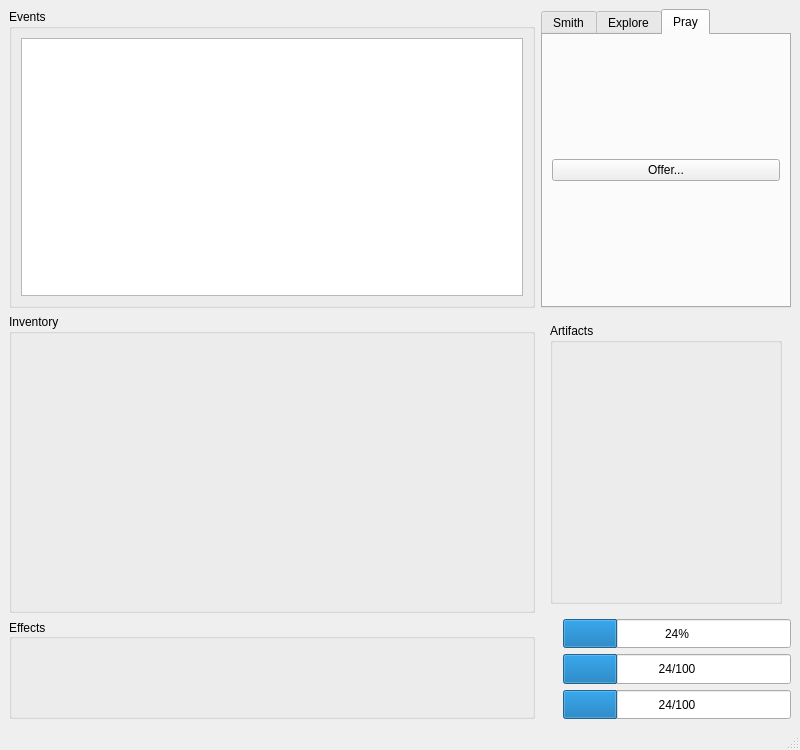
Before: the Qt Designer form assets/ui/main.ui in pierce-smith1/aor, drawn with Qt 5.
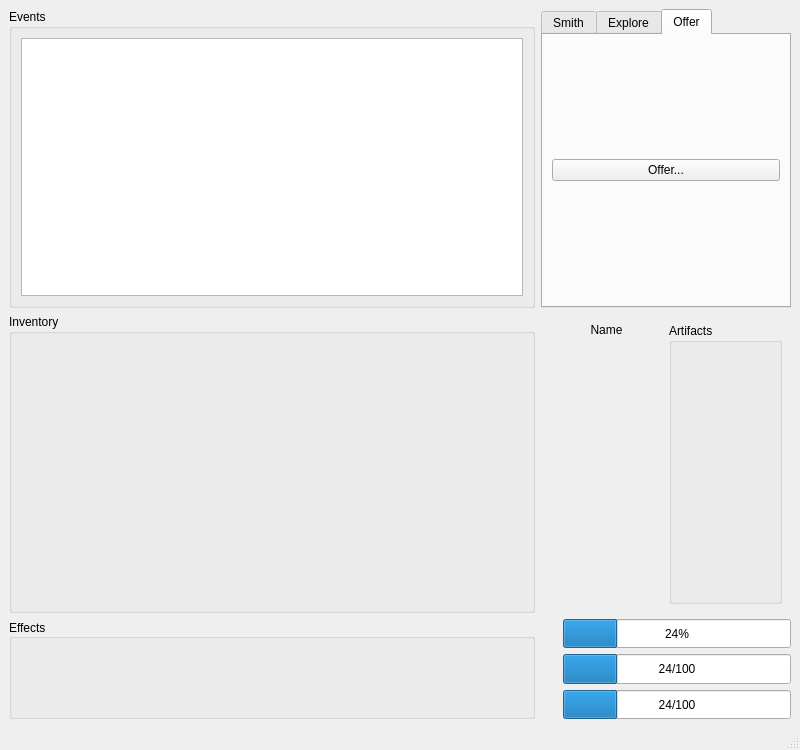
After: the same form once the commit is applied. The open tabs and pages were chosen to show the change. Icons and pictures are not drawn.

What changed in the file:
```diff
--- a/assets/ui/main.ui
+++ b/assets/ui/main.ui
@@ -63,11 +63,33 @@
         <height>16777215</height>
        </size>
       </property>
-      <layout class="QHBoxLayout" name="horizontalLayout_7">
-       <item>
+      <layout class="QGridLayout" name="gridLayout_6">
+       <item row="1" column="0">
         <layout class="QVBoxLayout" name="player_layout"/>
        </item>
-       <item>
+       <item row="0" column="0">
+        <widget class="QLabel" name="player_name_label">
+         <property name="sizePolicy">
+          <sizepolicy hsizetype="Preferred" vsizetype="Fixed">
+           <horstretch>0</horstretch>
+           <verstretch>0</verstretch>
+          </sizepolicy>
+         </property>
+         <property name="frameShape">
+          <enum>QFrame::NoFrame</enum>
+         </property>
+         <property name="text">
+          <string>Name</string>
+         </property>
+         <property name="textFormat">
+          <enum>Qt::RichText</enum>
+         </property>
+         <property name="alignment">
+          <set>Qt::AlignCenter</set>
+         </property>
+        </widget>
+       </item>
+       <item row="0" column="1" rowspan="2">
         <widget class="QGroupBox" name="artifact_box">
          <property name="title">
           <string>Artifacts</string>
@@ -236,10 +258,7 @@
       </widget>
       <widget class="QWidget" name="praying_tab">
        <attribute name="title">
-        <string>Pray</string>
-       </attribute>
-       <attribute name="toolTip">
-        <string>Offer items to the Gods for a chance to be rewarded with exclusive, powerful rewards.</string>
+        <string>Offer</string>
        </attribute>
        <layout class="QVBoxLayout" name="verticalLayout_7">
         <item>
```
Left out of the diff: 8 changed lines with no effect on the pictures.
